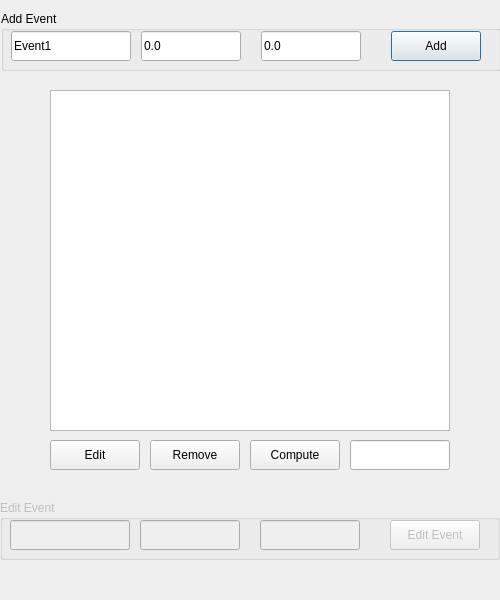
Before: the Qt Designer form dicesmanual.ui in vlad-avr/Lab2_Random_event_modeling, drawn with Qt 5.
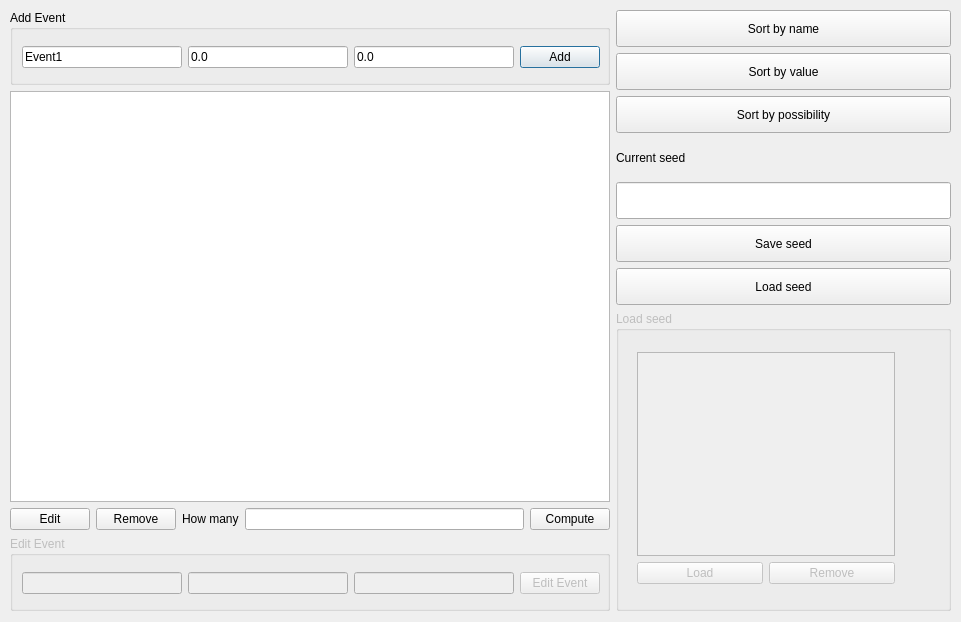
After: the same form once the commit is applied.

Commit message: Added layouts, made adjustments to results window

What changed in the file:
```diff
--- a/dicesmanual.ui
+++ b/dicesmanual.ui
@@ -6,44 +6,61 @@
    <rect>
     <x>0</x>
     <y>0</y>
-    <width>500</width>
-    <height>600</height>
+    <width>961</width>
+    <height>622</height>
    </rect>
   </property>
   <property name="windowTitle">
    <string>Dialog</string>
   </property>
-  <widget class="QListWidget" name="listWidget">
+  <widget class="QWidget" name="">
    <property name="geometry">
     <rect>
-     <x>50</x>
-     <y>90</y>
-     <width>400</width>
-     <height>341</height>
+     <x>0</x>
+     <y>0</y>
+     <width>2</width>
+     <height>2</height>
     </rect>
    </property>
   </widget>
+  <widget class="QWidget" name="">
+   <property name="geometry">
+    <rect>
+     <x>10</x>
+     <y>10</y>
+     <width>941</width>
+     <height>601</height>
+    </rect>
+   </property>
+   <layout class="QHBoxLayout" name="horizontalLayout_5">
+    <property name="sizeConstraint">
+     <enum>QLayout::SetNoConstraint</enum>
+    </property>
+    <item>
+     <layout class="QVBoxLayout" name="verticalLayout_6">
+      <item>
   <widget class="QGroupBox" name="AddBox">
-   <property name="geometry">
-    <rect>
-     <x>1</x>
-     <y>11</y>
-     <width>500</width>
-     <height>60</height>
-    </rect>
+        <property name="minimumSize">
+         <size>
+          <width>600</width>
+          <height>75</height>
+         </size>
    </property>
    <property name="title">
     <string>Add Event</string>
    </property>
+        <widget class="QWidget" name="">
+         <property name="geometry">
+          <rect>
+           <x>12</x>
+           <y>32</y>
+           <width>578</width>
+           <height>31</height>
+          </rect>
+         </property>
+         <layout class="QHBoxLayout" name="horizontalLayout_4">
+          <item>
    <widget class="QLineEdit" name="event_name_lineE">
-    <property name="geometry">
-     <rect>
-      <x>10</x>
-      <y>20</y>
-      <width>120</width>
-      <height>30</height>
-     </rect>
-    </property>
     <property name="toolTip">
      <string>Set name of event</string>
     </property>
@@ -54,15 +71,9 @@
      <string>Event1</string>
     </property>
    </widget>
+          </item>
+          <item>
    <widget class="QLineEdit" name="event_value_lineE">
-    <property name="geometry">
-     <rect>
-      <x>140</x>
-      <y>20</y>
-      <width>100</width>
-      <height>30</height>
-     </rect>
-    </property>
     <property name="toolTip">
      <string>Set value of your event</string>
     </property>
@@ -73,15 +84,9 @@
      <string>0.0</string>
     </property>
    </widget>
+          </item>
+          <item>
    <widget class="QLineEdit" name="event_prob_lineE">
-    <property name="geometry">
-     <rect>
-      <x>260</x>
-      <y>20</y>
-      <width>100</width>
-      <height>30</height>
-     </rect>
-    </property>
     <property name="toolTip">
      <string>Set probability of event (from 0 to 1)</string>
     </property>
@@ -92,29 +97,27 @@
      <string>0.0</string>
     </property>
    </widget>
+          </item>
+          <item>
    <widget class="QPushButton" name="AddEventButton">
-    <property name="geometry">
-     <rect>
-      <x>390</x>
-      <y>20</y>
-      <width>90</width>
-      <height>30</height>
-     </rect>
-    </property>
     <property name="text">
      <string>Add</string>
     </property>
    </widget>
-  </widget>
+          </item>
+         </layout>
+        </widget>
+       </widget>
+      </item>
+      <item>
+       <layout class="QVBoxLayout" name="verticalLayout_2">
+        <item>
+         <widget class="QListWidget" name="listWidget"/>
+        </item>
+        <item>
+         <layout class="QHBoxLayout" name="horizontalLayout">
+          <item>
   <widget class="QPushButton" name="EditEventButton">
-   <property name="geometry">
-    <rect>
-     <x>50</x>
-     <y>440</y>
-     <width>90</width>
-     <height>30</height>
-    </rect>
-   </property>
    <property name="toolTip">
     <string>Select event in list then click Edit to edit this event</string>
    </property>
@@ -125,15 +128,9 @@
     <string>Edit</string>
    </property>
   </widget>
+          </item>
+          <item>
   <widget class="QPushButton" name="RemoveEventButton">
-   <property name="geometry">
-    <rect>
-     <x>150</x>
-     <y>440</y>
-     <width>90</width>
-     <height>30</height>
-    </rect>
-   </property>
    <property name="toolTip">
     <string>Select event in ist then click remove to remove this event</string>
    </property>
@@ -144,15 +141,19 @@
     <string>Remove</string>
    </property>
   </widget>
+          </item>
+          <item>
+           <widget class="QLabel" name="label">
+            <property name="text">
+             <string>How many</string>
+            </property>
+           </widget>
+          </item>
+          <item>
+           <widget class="QLineEdit" name="number_of_exp_lineE"/>
+          </item>
+          <item>
   <widget class="QPushButton" name="ComputeButton">
-   <property name="geometry">
-    <rect>
-     <x>250</x>
-     <y>440</y>
-     <width>90</width>
-     <height>30</height>
-    </rect>
-   </property>
    <property name="toolTip">
     <string>Begin the possibility experiment</string>
    </property>
@@ -163,30 +164,43 @@
     <string>Compute</string>
    </property>
   </widget>
+          </item>
+         </layout>
+        </item>
+       </layout>
+      </item>
+      <item>
   <widget class="QGroupBox" name="EditBox">
    <property name="enabled">
     <bool>false</bool>
    </property>
+        <property name="sizePolicy">
+         <sizepolicy hsizetype="Maximum" vsizetype="Maximum">
+          <horstretch>0</horstretch>
+          <verstretch>0</verstretch>
+         </sizepolicy>
+        </property>
+        <property name="minimumSize">
+         <size>
+          <width>600</width>
+          <height>75</height>
+         </size>
+        </property>
+        <property name="title">
+         <string>Edit Event</string>
+        </property>
+        <widget class="QWidget" name="">
    <property name="geometry">
     <rect>
-     <x>0</x>
-     <y>500</y>
-     <width>500</width>
-     <height>60</height>
-    </rect>
-   </property>
-   <property name="title">
-    <string>Edit Event</string>
-   </property>
+           <x>12</x>
+           <y>32</y>
+           <width>578</width>
+           <height>31</height>
+          </rect>
+         </property>
+         <layout class="QHBoxLayout" name="horizontalLayout_3">
+          <item>
    <widget class="QLineEdit" name="edit_name_LineE">
-    <property name="geometry">
-     <rect>
-      <x>10</x>
-      <y>20</y>
-      <width>120</width>
-      <height>30</height>
-     </rect>
-    </property>
     <property name="toolTip">
      <string>Set name of event</string>
     </property>
@@ -197,15 +211,9 @@
      <string/>
     </property>
    </widget>
+          </item>
+          <item>
    <widget class="QLineEdit" name="edit_value_LineE">
-    <property name="geometry">
-     <rect>
-      <x>140</x>
-      <y>20</y>
-      <width>100</width>
-      <height>30</height>
-     </rect>
-    </property>
     <property name="toolTip">
      <string>Set value of your event</string>
     </property>
@@ -216,15 +224,9 @@
      <string/>
     </property>
    </widget>
+          </item>
+          <item>
    <widget class="QLineEdit" name="edit_prob_LineE">
-    <property name="geometry">
-     <rect>
-      <x>260</x>
-      <y>20</y>
-      <width>100</width>
-      <height>30</height>
-     </rect>
-    </property>
     <property name="toolTip">
      <string>Set probability of event (from 0 to 1)</string>
     </property>
@@ -235,15 +237,9 @@
      <string/>
     </property>
    </widget>
+          </item>
+          <item>
    <widget class="QPushButton" name="EditButton">
-    <property name="geometry">
-     <rect>
-      <x>390</x>
-      <y>20</y>
-      <width>90</width>
-      <height>30</height>
-     </rect>
-    </property>
     <property name="toolTip">
      <string>Confirm Changes</string>
     </property>
@@ -254,16 +250,165 @@
      <string>Edit Event</string>
     </property>
    </widget>
-  </widget>
-  <widget class="QLineEdit" name="lineEdit">
+          </item>
+         </layout>
+        </widget>
+       </widget>
+      </item>
+     </layout>
+    </item>
+    <item>
+     <layout class="QVBoxLayout" name="verticalLayout_5">
+      <item>
+       <layout class="QVBoxLayout" name="verticalLayout">
+        <item>
+         <widget class="QPushButton" name="nameSortButton">
+          <property name="sizePolicy">
+           <sizepolicy hsizetype="Expanding" vsizetype="Expanding">
+            <horstretch>0</horstretch>
+            <verstretch>0</verstretch>
+           </sizepolicy>
+          </property>
+          <property name="text">
+           <string>Sort by name</string>
+          </property>
+         </widget>
+        </item>
+        <item>
+         <widget class="QPushButton" name="valueSortButton">
+          <property name="sizePolicy">
+           <sizepolicy hsizetype="Expanding" vsizetype="Expanding">
+            <horstretch>0</horstretch>
+            <verstretch>0</verstretch>
+           </sizepolicy>
+          </property>
+          <property name="text">
+           <string>Sort by value</string>
+          </property>
+         </widget>
+        </item>
+        <item>
+         <widget class="QPushButton" name="possibSortButton">
+          <property name="sizePolicy">
+           <sizepolicy hsizetype="Expanding" vsizetype="Expanding">
+            <horstretch>0</horstretch>
+            <verstretch>0</verstretch>
+           </sizepolicy>
+          </property>
+          <property name="text">
+           <string>Sort by possibility</string>
+          </property>
+         </widget>
+        </item>
+        <item>
+         <widget class="QLabel" name="label_2">
+          <property name="sizePolicy">
+           <sizepolicy hsizetype="Expanding" vsizetype="Expanding">
+            <horstretch>0</horstretch>
+            <verstretch>0</verstretch>
+           </sizepolicy>
+          </property>
+          <property name="text">
+           <string>Current seed</string>
+          </property>
+         </widget>
+        </item>
+        <item>
+         <widget class="QLineEdit" name="seed_lineE">
+          <property name="sizePolicy">
+           <sizepolicy hsizetype="Expanding" vsizetype="Expanding">
+            <horstretch>0</horstretch>
+            <verstretch>0</verstretch>
+           </sizepolicy>
+          </property>
+         </widget>
+        </item>
+        <item>
+         <widget class="QPushButton" name="saveSeedButton">
+          <property name="sizePolicy">
+           <sizepolicy hsizetype="Expanding" vsizetype="Expanding">
+            <horstretch>0</horstretch>
+            <verstretch>0</verstretch>
+           </sizepolicy>
+          </property>
+          <property name="text">
+           <string>Save seed</string>
+          </property>
+         </widget>
+        </item>
+        <item>
+         <widget class="QPushButton" name="loadSeedButton">
+          <property name="sizePolicy">
+           <sizepolicy hsizetype="Expanding" vsizetype="Expanding">
+            <horstretch>0</horstretch>
+            <verstretch>0</verstretch>
+           </sizepolicy>
+          </property>
+          <property name="text">
+           <string>Load seed</string>
+          </property>
+         </widget>
+        </item>
+       </layout>
+      </item>
+      <item>
+       <widget class="QGroupBox" name="LoadBox">
+        <property name="enabled">
+         <bool>false</bool>
+        </property>
+        <property name="sizePolicy">
+         <sizepolicy hsizetype="Preferred" vsizetype="Preferred">
+          <horstretch>0</horstretch>
+          <verstretch>0</verstretch>
+         </sizepolicy>
+        </property>
+        <property name="minimumSize">
+         <size>
+          <width>300</width>
+          <height>300</height>
+         </size>
+        </property>
+        <property name="title">
+         <string>Load seed</string>
+        </property>
+        <widget class="QWidget" name="">
    <property name="geometry">
     <rect>
-     <x>350</x>
-     <y>440</y>
-     <width>100</width>
-     <height>30</height>
-    </rect>
-   </property>
+           <x>21</x>
+           <y>41</y>
+           <width>258</width>
+           <height>232</height>
+          </rect>
+         </property>
+         <layout class="QVBoxLayout" name="verticalLayout_3">
+          <item>
+           <widget class="QListWidget" name="load_listWidget"/>
+          </item>
+          <item>
+           <layout class="QHBoxLayout" name="horizontalLayout_2">
+            <item>
+             <widget class="QPushButton" name="loadButton">
+              <property name="text">
+               <string>Load</string>
+              </property>
+             </widget>
+            </item>
+            <item>
+             <widget class="QPushButton" name="removeSeedButton">
+              <property name="text">
+               <string>Remove</string>
+              </property>
+             </widget>
+            </item>
+           </layout>
+          </item>
+         </layout>
+        </widget>
+       </widget>
+      </item>
+     </layout>
+    </item>
+   </layout>
   </widget>
  </widget>
  <resources/>
```
Left out of the diff: 1 changed line with no effect on the pictures. Lines whose indentation alone changed are shown as unchanged. The commit also changes 11 other files.
